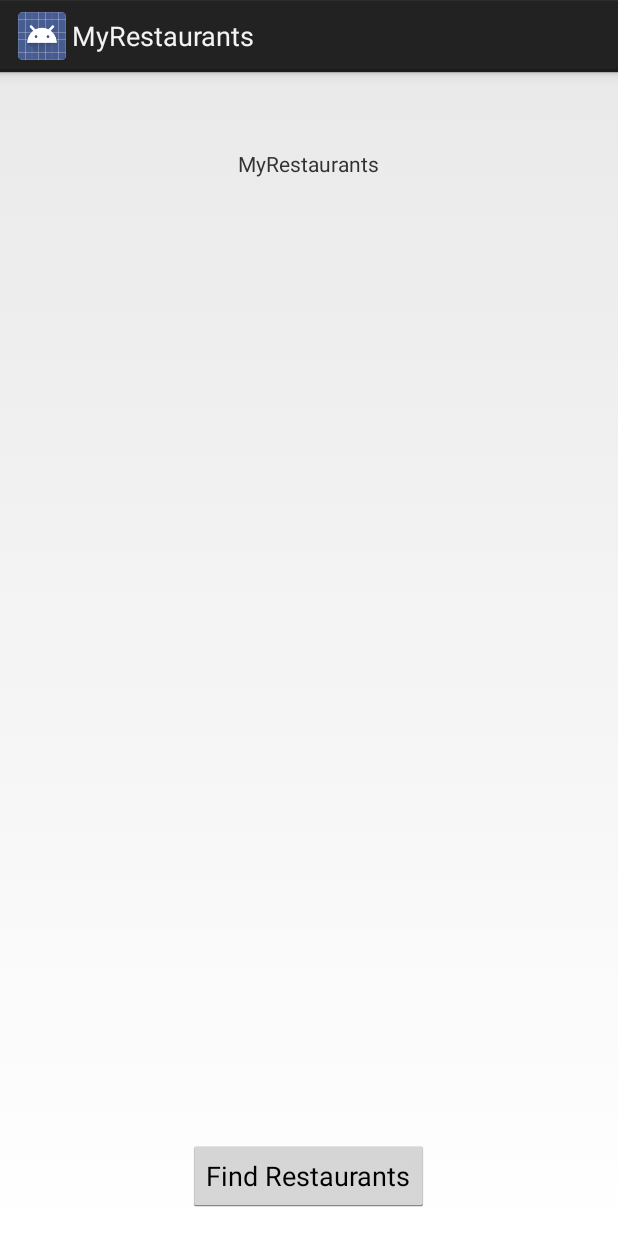
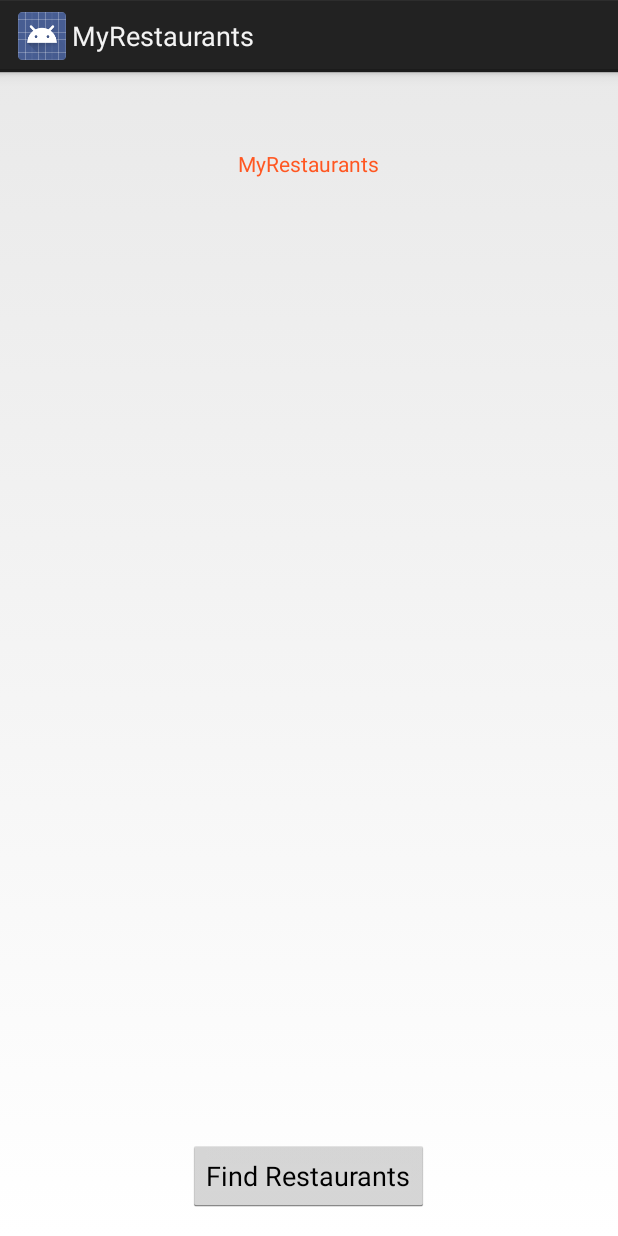
Before and after one commit to kavata9/MyRestaurants2, an Android app: the screen it shows after launch (MainActivity), on a phone screen of 412 x 824 dp. Run offline under Robolectric (Android 15) with nearby library versions, the phone set to English and light mode, and no system bars.

Commit message:
add text colour

```diff
--- a/app/src/main/res/layout/activity_main.xml
+++ b/app/src/main/res/layout/activity_main.xml
@@ -8,6 +8,7 @@
     android:paddingRight="16dp"
     android:paddingTop="16dp"
     tools:context="com.restaurants.agnes.myrestaurants.MainActivity">
+
     <TextView
         android:layout_width="wrap_content"
         android:layout_height="wrap_content"
@@ -15,7 +16,8 @@
         android:layout_alignParentTop="true"
         android:layout_centerHorizontal="true"
         android:layout_marginTop="35dp"
-        android:id="@+id/textView"/>
+        android:id="@+id/textView"
+        android:textColor="@color/colorPrimary"/>
 
     <Button
         android:layout_width="wrap_content"
```
Also changed, not shown: app/src/main/res/values/colors.xml (+8 -3 lines).
